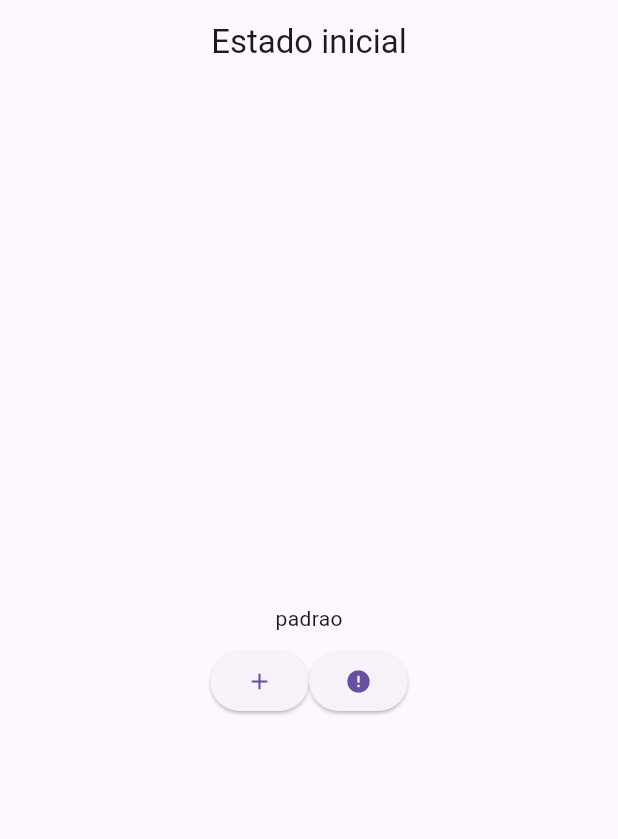
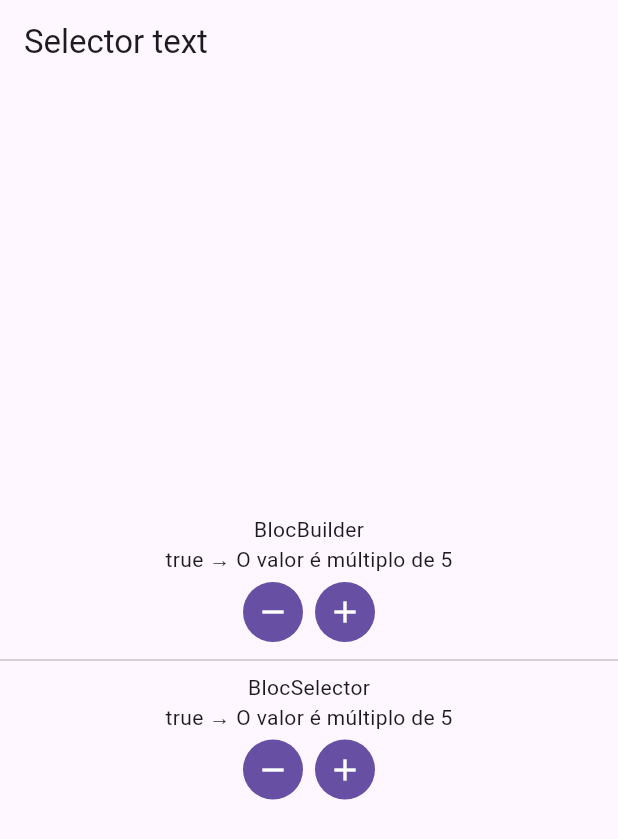
Before and after one commit to fonsecguilherme/playgrounds, a Flutter app: the screen it shows after launch, on a phone screen of 412 x 824 dp. Shown: the top 839 px of the screen. Run offline on Flutter 3.47's test engine with Material 3 defaults, Android fonts, the phone set to English and light mode, and no system bars; our stand-ins replace bloc, drift, drift_flutter, equatable, flutter_bloc, flutter_svg and 1 more; accounts and stored records are empty; generated files the repository leaves out were written again; project files that could hold a hidden picture were left out.

Commit message:
WIP: testes com o bloc selector + context.select

```diff
--- /dev/null
+++ b/Flutter/bloc_heritage/lib/bloc_observer.dart
@@ -0,0 +1,14 @@
+import 'package:flutter_bloc/flutter_bloc.dart';
+
+class SimpleBlocObserver extends BlocObserver {
+  @override
+  void onChange(BlocBase bloc, Change change) {
+    super.onChange(bloc, change);
+    print('${bloc.runtimeType} $change');
+  }
+
+  @override
+  void onError(BlocBase bloc, Object error, StackTrace stackTrace) {
+    super.onError(bloc, error, stackTrace);
+  }
+}
--- a/Flutter/bloc_heritage/lib/main.dart
+++ b/Flutter/bloc_heritage/lib/main.dart
@@ -1,9 +1,13 @@
-import 'package:bloc_heritage/home/cubit/home_cubit.dart';
-import 'package:bloc_heritage/home/home_page.dart';
+import 'package:bloc_heritage/select_page/counter.cubit.dart';
+import 'package:bloc_heritage/select_page/select_page.dart';
 import 'package:flutter/material.dart';
 import 'package:flutter_bloc/flutter_bloc.dart';
 
+import 'bloc_observer.dart';
+
 void main() {
+  Bloc.observer = SimpleBlocObserver();
+
   runApp(const MainApp());
 }
 
@@ -14,8 +18,8 @@ class MainApp extends StatelessWidget {
   Widget build(BuildContext context) {
     return MaterialApp(
       home: BlocProvider(
-        create: (context) => HomeCubit(),
-        child: const HomePage(),
+        create: (context) => CounterCubit(),
+        child: const SelectPage(),
       ),
     );
   }
--- /dev/null
+++ b/Flutter/bloc_heritage/lib/select_page/counter.cubit.dart
@@ -0,0 +1,9 @@
+import 'package:bloc/bloc.dart';
+
+class CounterCubit extends Cubit<int> {
+  CounterCubit() : super(0);
+
+  void increment() => emit(state + 1);
+
+  void decrement() => emit(state - 1);
+}
--- /dev/null
+++ b/Flutter/bloc_heritage/lib/select_page/select_page.dart
@@ -0,0 +1,104 @@
+import 'package:bloc_heritage/select_page/counter.cubit.dart';
+import 'package:flutter/material.dart';
+import 'package:flutter_bloc/flutter_bloc.dart';
+
+class SelectPage extends StatelessWidget {
+  const SelectPage({super.key});
+
+  @override
+  Widget build(BuildContext context) {
+    return Scaffold(
+      appBar: AppBar(
+        title: const Text('Selector text'),
+      ),
+      body: SizedBox(
+        // color: Colors.red,
+        width: double.infinity,
+        child: Column(
+          crossAxisAlignment: CrossAxisAlignment.center,
+          mainAxisAlignment: MainAxisAlignment.center,
+          children: <Widget>[
+            const Text('BlocBuilder'),
+            //USANDO O BUILDER MESMO O VALOR NÃO SENDO MULTIPLO DE 5
+            // O PRINT DO BUILDER SEMPRE É CHAMADO
+            //OU SEJA, ESTÁ FAZENDO REBUILDS DESNECESSÁRIOS
+            BlocBuilder<CounterCubit, int>(
+              builder: (context, state) {
+                print('BUILDER1 rebuildado com valor: $state');
+
+                final isMultiple = state % 5 == 0;
+
+                return Center(
+                  child: isMultiple
+                      ? Text('$isMultiple → O valor é múltiplo de 5')
+                      : const Text('Não é múltiplo de 5'),
+                );
+              },
+            ),
+            Row(
+              mainAxisSize: MainAxisSize.max,
+              mainAxisAlignment: MainAxisAlignment.center,
+              children: <Widget>[
+                IconButton.filled(
+                    onPressed: () {
+                      context.read<CounterCubit>().decrement();
+                    },
+                    icon: const Icon(Icons.remove)),
+                IconButton.filled(
+                    onPressed: () {
+                      context.read<CounterCubit>().increment();
+                    },
+                    icon: const Icon(Icons.add)),
+              ],
+            ),
+            Divider(),
+            const Text('BlocSelector'),
+            /*
+            COM O SELECTOR A ALTERAÇÃO DO ESTADO SÓ ACONTECE QUANDO
+            O VALOR RETORNADO É UM MULTIPLO DE 5 OU PRA SAIR DESSE VALOR MULTIPLO
+
+            Aí pra usar o Selector, é preciso Cubit + state + retorno do selector que pode ser
+            uma condicional que vai verificar se vai trigar o rebuild ou não
+
+            Aí dentro do builder vamos usar esse condicional que vai fazer o rebuild ou não
+            */
+            BlocSelector<CounterCubit, int, bool>(
+              selector: (state) {
+                print('SELECTOR chamado com state: $state');
+
+                return state % 5 == 0;
+              },
+              builder: (context, isMultiple) {
+                print('BUILDER2 rebuildado com valor: $isMultiple');
+                return Center(
+                  child: isMultiple
+                      ? Text('$isMultiple → O valor é múltiplo de 5')
+                      : const Text('Não é múltiplo de 5'),
+                );
+              },
+            ),
+            Row(
+              mainAxisSize: MainAxisSize.max,
+              mainAxisAlignment: MainAxisAlignment.center,
+              children: <Widget>[
+                IconButton.filled(
+                    onPressed: () {
+                      context.read<CounterCubit>().decrement();
+                    },
+                    icon: const Icon(Icons.remove)),
+                IconButton.filled(
+                    onPressed: () {
+                      context.read<CounterCubit>().increment();
+                    },
+                    icon: const Icon(Icons.add)),
+              ],
+            ),
+
+
+            // FAzer usando context.select
+          ],
+        ),
+      ),
+    );
+  }
+}
```
